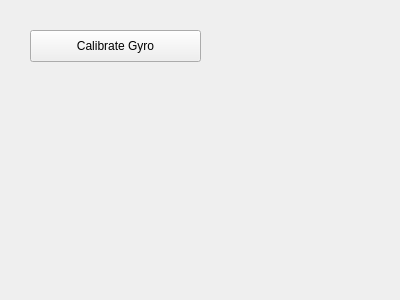
Before: the Qt Designer form Widgets/calibrationform.ui in hegoku/DroneControlCenter, drawn with Qt 5.
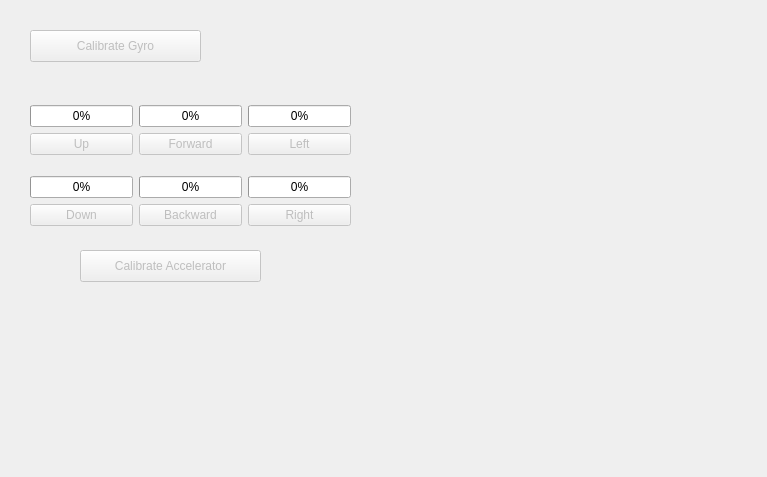
After: the same form once the commit is applied.

Commit message: accel calibration

Diff of the .ui file:
```diff
--- a/Widgets/calibrationform.ui
+++ b/Widgets/calibrationform.ui
@@ -6,14 +6,17 @@
    <rect>
     <x>0</x>
     <y>0</y>
-    <width>400</width>
-    <height>300</height>
+    <width>767</width>
+    <height>477</height>
    </rect>
   </property>
   <property name="windowTitle">
    <string>Form</string>
   </property>
   <widget class="QPushButton" name="gyro_btn">
+   <property name="enabled">
+    <bool>false</bool>
+   </property>
    <property name="geometry">
     <rect>
      <x>30</x>
@@ -26,6 +29,160 @@
     <string>Calibrate Gyro</string>
    </property>
   </widget>
+  <widget class="QPushButton" name="calibrate_accel">
+   <property name="enabled">
+    <bool>false</bool>
+   </property>
+   <property name="geometry">
+    <rect>
+     <x>80</x>
+     <y>250</y>
+     <width>181</width>
+     <height>32</height>
+    </rect>
+   </property>
+   <property name="text">
+    <string>Calibrate Accelerator</string>
+   </property>
+  </widget>
+  <widget class="QWidget" name="gridLayoutWidget">
+   <property name="geometry">
+    <rect>
+     <x>30</x>
+     <y>90</y>
+     <width>321</width>
+     <height>151</height>
+    </rect>
+   </property>
+   <layout class="QGridLayout" name="gridLayout">
+    <item row="0" column="0">
+     <layout class="QVBoxLayout" name="verticalLayout_4">
+      <item>
+       <widget class="QProgressBar" name="progressBar_U">
+        <property name="value">
+         <number>0</number>
+        </property>
+       </widget>
+      </item>
+      <item>
+       <widget class="QPushButton" name="calibrate_accel_up">
+        <property name="enabled">
+         <bool>false</bool>
+        </property>
+        <property name="text">
+         <string>Up</string>
+        </property>
+       </widget>
+      </item>
+     </layout>
+    </item>
+    <item row="0" column="1">
+     <layout class="QVBoxLayout" name="verticalLayout_5">
+      <item>
+       <widget class="QProgressBar" name="progressBar_F">
+        <property name="value">
+         <number>0</number>
+        </property>
+       </widget>
+      </item>
+      <item>
+       <widget class="QPushButton" name="calibrate_accel_forward">
+        <property name="enabled">
+         <bool>false</bool>
+        </property>
+        <property name="text">
+         <string>Forward</string>
+        </property>
+       </widget>
+      </item>
+     </layout>
+    </item>
+    <item row="0" column="2">
+     <layout class="QVBoxLayout" name="verticalLayout_6">
+      <item>
+       <widget class="QProgressBar" name="progressBar_L">
+        <property name="value">
+         <number>0</number>
+        </property>
+       </widget>
+      </item>
+      <item>
+       <widget class="QPushButton" name="calibrate_accel_left">
+        <property name="enabled">
+         <bool>false</bool>
+        </property>
+        <property name="text">
+         <string>Left</string>
+        </property>
+       </widget>
+      </item>
+     </layout>
+    </item>
+    <item row="1" column="0">
+     <layout class="QVBoxLayout" name="verticalLayout_7">
+      <item>
+       <widget class="QProgressBar" name="progressBar_D">
+        <property name="value">
+         <number>0</number>
+        </property>
+       </widget>
+      </item>
+      <item>
+       <widget class="QPushButton" name="calibrate_accel_down">
+        <property name="enabled">
+         <bool>false</bool>
+        </property>
+        <property name="text">
+         <string>Down</string>
+        </property>
+       </widget>
+      </item>
+     </layout>
+    </item>
+    <item row="1" column="1">
+     <layout class="QVBoxLayout" name="verticalLayout_8">
+      <item>
+       <widget class="QProgressBar" name="progressBar_B">
+        <property name="value">
+         <number>0</number>
+        </property>
+       </widget>
+      </item>
+      <item>
+       <widget class="QPushButton" name="calibrate_accel_backward">
+        <property name="enabled">
+         <bool>false</bool>
+        </property>
+        <property name="text">
+         <string>Backward</string>
+        </property>
+       </widget>
+      </item>
+     </layout>
+    </item>
+    <item row="1" column="2">
+     <layout class="QVBoxLayout" name="verticalLayout_9">
+      <item>
+       <widget class="QProgressBar" name="progressBar_R">
+        <property name="value">
+         <number>0</number>
+        </property>
+       </widget>
+      </item>
+      <item>
+       <widget class="QPushButton" name="calibrate_accel_right">
+        <property name="enabled">
+         <bool>false</bool>
+        </property>
+        <property name="text">
+         <string>Right</string>
+        </property>
+       </widget>
+      </item>
+     </layout>
+    </item>
+   </layout>
+  </widget>
  </widget>
  <resources/>
  <connections/>
```
The commit also changes 6 other files.
